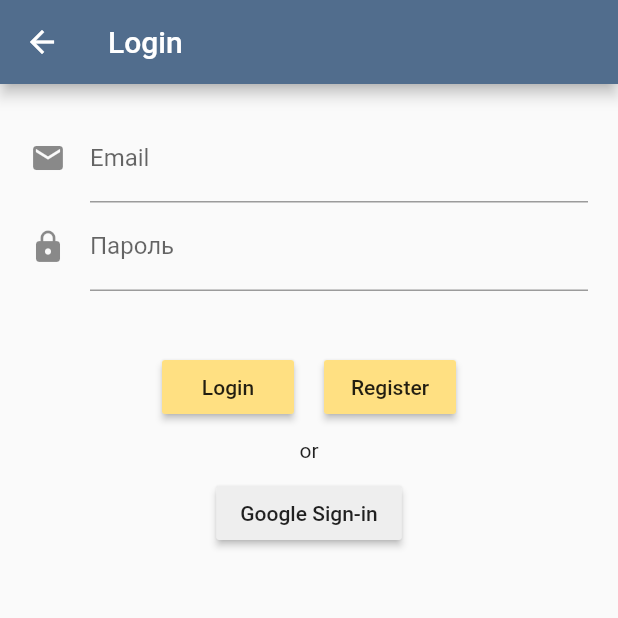
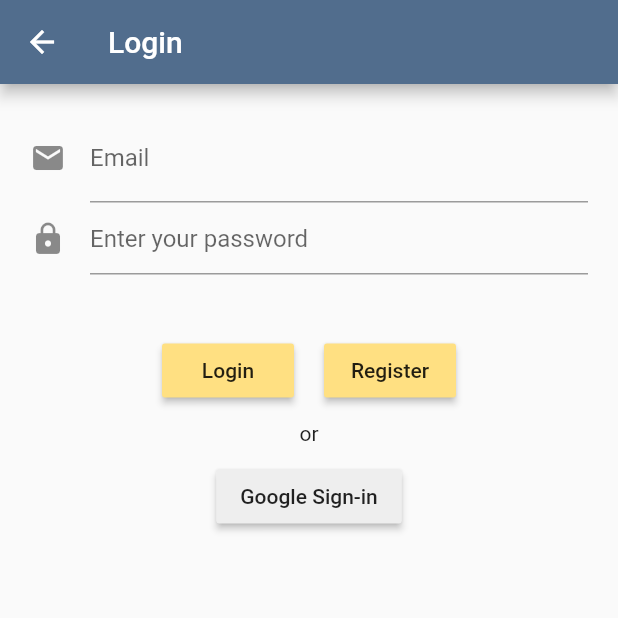
Before and after one commit to irinalim/PriceCalc, a Flutter app: the screen it shows after launch, after a tap on the "menu" icon, after a tap on "Login", on a phone screen of 412 x 824 dp, the top half of it. Run offline on Flutter 3.47's test engine with Material 2 defaults, Android fonts, the phone set to English and light mode, and no system bars; our stand-ins replace firebase_auth, firebase_database, google_sign_in, modal_progress_hud; missing offline and left inert: dart:ffi; accounts and stored records are empty.

Commit message:
Add russian lang to all screens

```diff
--- a/lang/en.json
+++ b/lang/en.json
@@ -1,18 +1,31 @@
 {
   "calculate": "Calculate",
   "clear": "Clear",
-  "enter_price": "Please enter price and weight",
+  "note": "Please enter price and weight",
   "save_item": "Save item",
+  "saved_item": "Saved item",
   "choose_currency": "Choose your currency",
+  "currency": "Currency",
+  "loading": "Loading...",
+
   "login": "Login",
   "logout": "Logout",
   "register": "Register",
   "google_sign_in": "Google Sign-in",
+  "enter_email": "Enter your email",
+  "enter_password": "Enter your password",
+
   "name": "Name",
   "price": "Price",
   "weight": "Weight",
   "seller": "seller",
   "date": "Date",
+  "added": "Added",
+  "hint_item": "Milk",
+  "hint_seller": "Lidl",
+  "enter_price": "Enter price",
+  "enter_weight": "Enter weight",
+
   "save": "Save",
   "cancel": "Cancel",
   "saved_items": "Saved items",
@@ -20,6 +33,8 @@
   "update": "Update",
   "close": "Close",
   "price_per_kilo": "Price per kilo",
+
   "gram": "g",
-  "kilo": "kg"
+  "kilo": "kg",
+  "or": "or"
 }
--- a/lang/ru.json
+++ b/lang/ru.json
@@ -1,18 +1,31 @@
 {
   "calculate": "Посчитать",
   "clear": "Очистить",
-  "enter_price": "Введите цену и вес",
+  "note": "Введите цену и вес",
   "save_item": "Сохранить",
+  "saved_item": "Сохранённый товар",
   "choose_currency": "Выберите валюту",
+  "loading": "Загружается...",
+
   "login": "Войти",
   "logout": "Выйти",
   "register": "Зарегистрироваться",
   "google_sign_in": "Войти с Google",
+  "enter_email": "Введите email",
+  "enter_password": "Введите пароль",
+  "currency": "Валюта",
+
   "name": "Название",
   "price": "Цена",
   "weight": "Вес",
   "seller": "Продавец",
   "date": "Дата",
+  "added": "Добавлен",
+  "hint_item": "Молоко",
+  "hint_seller": "Ашан",
+  "enter_price": "Введите цену",
+  "enter_weight": "Введите вес",
+
   "save": "Сохранить",
   "cancel": "Отмена",
   "saved_items": "Сохранённые товары",
@@ -20,6 +33,8 @@
   "update": "Изменить",
   "close": "Закрыть",
   "price_per_kilo": "Цена за кило",
+
   "gram": "г",
-  "kilo": "кг"
+  "kilo": "кг",
+  "or": "или"
 }
--- a/lib/Components/Home-Drawer.dart
+++ b/lib/Components/Home-Drawer.dart
@@ -1,5 +1,6 @@
 import 'package:PriceCalc/Components/SavedItems.dart';
 import 'package:PriceCalc/Models/user.dart';
+import 'package:PriceCalc/app_localizations.dart';
 import 'package:firebase_auth/firebase_auth.dart';
 import 'package:flutter/material.dart';
 import 'package:PriceCalc/utils/styles.dart';
@@ -16,7 +17,7 @@ Widget homeDrawer(User user, context) {
             ? Center(
                 child: RaisedButton(
                   color: Styles.primaryYellow,
-                  child: Text("Login"),
+                  child: Text(AppLocalizations.of(context).translate('login')),
                   onPressed: () {
                     Navigator.pushNamed(context, '/login');
                   },
@@ -58,7 +59,7 @@ Widget homeDrawer(User user, context) {
                                 color: Styles.blueGrey,
                               ),
                               Text(
-                                "  Saved items",
+                                " " + AppLocalizations.of(context).translate('saved_items'),
                                 style: Styles.header2TextStyle,
                               ),
                             ],
@@ -80,7 +81,7 @@ Widget homeDrawer(User user, context) {
                         },
                         color: Styles.lightGrey,
                         child: new Text(
-                          "Выйти",
+                            AppLocalizations.of(context).translate('logout')
                         ),
                       ),
                     ),
--- a/lib/Components/Home.dart
+++ b/lib/Components/Home.dart
@@ -197,11 +197,11 @@ class _HomeState extends State<Home> {
                 Padding(padding: EdgeInsets.all(20)),
                 _weightController.text.isEmpty && _priceController.text.isEmpty
                     ? Text(
-                        AppLocalizations.of(context).translate('enter_price'),
+                        AppLocalizations.of(context).translate('note'),
                         textAlign: TextAlign.center,
                       )
                     : Text(
-                        "$pricePerKilo $currency" +
+                        "$pricePerKilo $currency/" +
                             AppLocalizations.of(context).translate('kilo'),
                         textAlign: TextAlign.center,
                         style: TextStyle(
--- a/lib/Components/Login.dart
+++ b/lib/Components/Login.dart
@@ -1,4 +1,5 @@
 import 'package:PriceCalc/Components/Home.dart';
+import 'package:PriceCalc/app_localizations.dart';
 import 'package:flutter/material.dart';
 import 'package:firebase_auth/firebase_auth.dart';
 import 'package:google_sign_in/google_sign_in.dart';
@@ -71,29 +72,29 @@ class _LoginState extends State<Login> {
                             crossAxisAlignment: CrossAxisAlignment.center,
                             children: <Widget>[
                               TextFormField(
-                                decoration: const InputDecoration(
+                                decoration: InputDecoration(
                                   icon: Icon(Icons.email),
-                                  hintText: 'Введите свой email',
+                                  hintText: AppLocalizations.of(context).translate('enter_email'),
                                   labelText: 'Email',
                                 ),
                                 onSaved: (value) => user.userEmail = value.trim(),
                                 validator: (value) {
                                   if (value.isEmpty) {
-                                    return 'Введите email';
+                                    return AppLocalizations.of(context).translate('enter_email');
                                   }
                                   return null;
                                 },
                               ),
                               TextFormField(
                                 obscureText: true,
-                                decoration: const InputDecoration(
+                                decoration: InputDecoration(
                                   icon: Icon(Icons.lock),
-                                  hintText: 'Введите свой пароль',
-                                  labelText: 'Пароль',
+                                  hintText: AppLocalizations.of(context).translate('enter_password'),
+                                  labelText: AppLocalizations.of(context).translate('password'),
                                 ),
                                 validator: (value) {
                                   if (value.isEmpty) {
-                                    return 'Введите пароль';
+                                    return AppLocalizations.of(context).translate('enter_password');
                                   }
                                   return null;
                                 },
@@ -113,7 +114,7 @@ class _LoginState extends State<Login> {
                             onPressed: () {
                               handleSignInUser();
                             },
-                            child: Text("Login"),
+                            child: Text(AppLocalizations.of(context).translate('login')),
                             color: Styles.primaryYellow,
                           ),
                           Padding(
@@ -126,17 +127,17 @@ class _LoginState extends State<Login> {
                                 MaterialPageRoute(builder: (context) => Register()),
                               );
                             },
-                            child: Text("Register"),
+                            child: Text(AppLocalizations.of(context).translate('register')),
                             color: Styles.primaryYellow,
                           ),
                         ],
                       ),
                       Container(
                         padding: EdgeInsets.all(10),
-                        child: Text("or"),
+                        child: Text(AppLocalizations.of(context).translate('or')),
                       ),
                       RaisedButton(
-                        child: Text("Google Sign-in"),
+                        child: Text(AppLocalizations.of(context).translate('google_sign_in')),
                         onPressed: () => signInWithGoogle(),
                         color: Styles.lightGrey,
 
--- a/lib/Components/Register.dart
+++ b/lib/Components/Register.dart
@@ -5,6 +5,7 @@ import 'package:firebase_auth/firebase_auth.dart';
 import 'package:google_sign_in/google_sign_in.dart';
 import 'package:flutter/services.dart' show PlatformException;
 import 'package:PriceCalc/Models/user.dart';
+import '../app_localizations.dart';
 
 class Register extends StatefulWidget {
   @override
@@ -24,7 +25,7 @@ class _RegisterState extends State<Register> {
     return Scaffold(
       appBar: AppBar(
         centerTitle: true,
-        title: Text('Register'),
+        title: Text(AppLocalizations.of(context).translate('register')),
         backgroundColor: Styles.primaryBlue,
       ),
       body: ListView(
@@ -43,29 +44,29 @@ class _RegisterState extends State<Register> {
                         crossAxisAlignment: CrossAxisAlignment.center,
                         children: <Widget>[
                           TextFormField(
-                            decoration: const InputDecoration(
+                            decoration: InputDecoration(
                               icon: Icon(Icons.email),
-                              hintText: 'Введите свой email',
+                              hintText: AppLocalizations.of(context).translate('enter_email'),
                               labelText: 'Email',
                             ),
                             onSaved: (value) => user.userEmail = value.trim(),
                             validator: (value) {
                               if (value.isEmpty) {
-                                return 'Введите email';
+                                return AppLocalizations.of(context).translate('enter_email');
                               }
                               return null;
                             },
                           ),
                           TextFormField(
                             obscureText: true,
-                            decoration: const InputDecoration(
+                            decoration: InputDecoration(
                               icon: Icon(Icons.lock),
-                              hintText: 'Введите свой пароль',
-                              labelText: 'Пароль',
+                              hintText: AppLocalizations.of(context).translate('enter_password'),
+                              labelText: AppLocalizations.of(context).translate('password'),
                             ),
                             validator: (value) {
                               if (value.isEmpty) {
-                                return 'Введите пароль';
+                                return AppLocalizations.of(context).translate('enter_password');
                               }
                               return null;
                             },
@@ -79,7 +80,7 @@ class _RegisterState extends State<Register> {
                     padding: EdgeInsets.only(top: 20),
                     child: RaisedButton(
                       onPressed: () => handleCreateUser(),
-                      child: Text("Sign up"),
+                      child: Text(AppLocalizations.of(context).translate('register')),
                       color: Styles.primaryYellow,
                     ),
                   ),
```
Also changed, not shown: lib/Components/SaveItemDialog.dart (+20 -18 lines), lib/Components/SavedItems.dart (+13 -12 lines), lib/Components/UpdateItemDialog.dart (+22 -21 lines).
